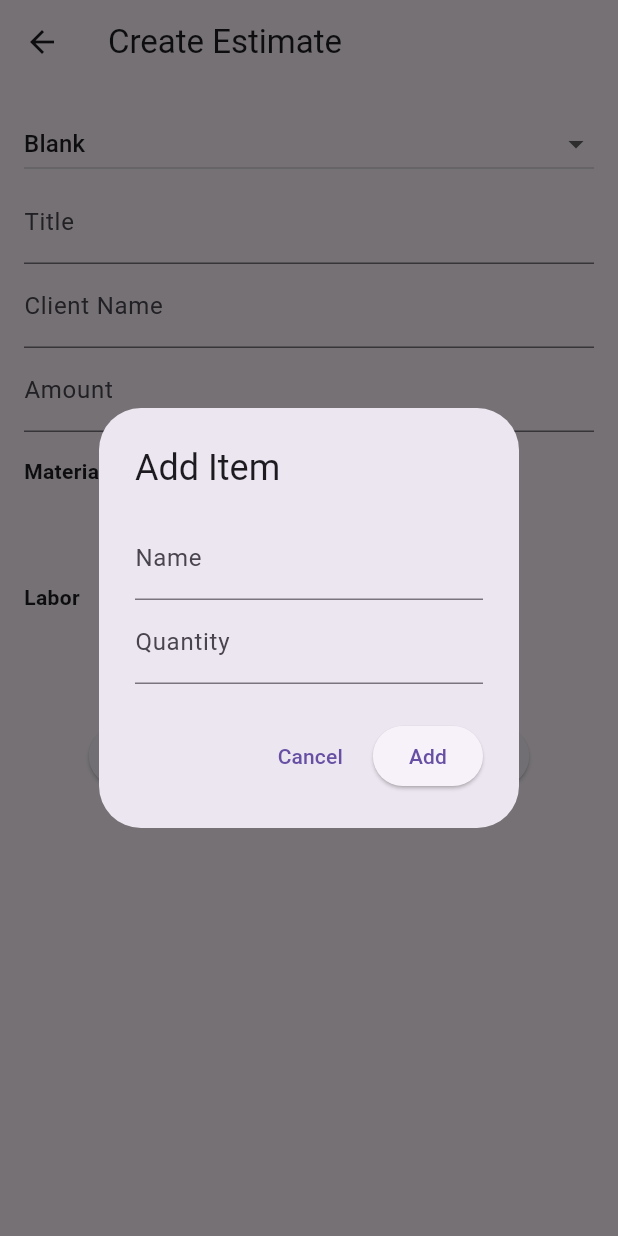
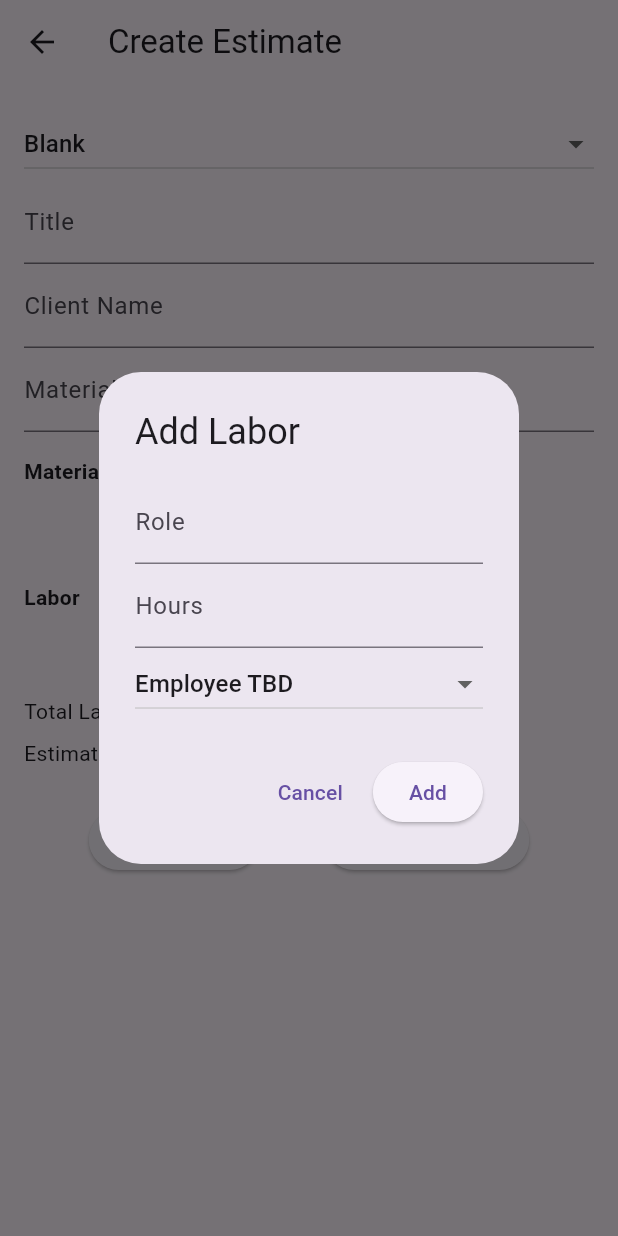
Before and after one commit to Pistote-Initative-Studio/Americas-Perfect-Home, a Flutter app: the CreateEstimatePage screen opened directly, after a tap on "Add Labor", on a phone screen of 412 x 824 dp. Run offline on Flutter 3.47's test engine with Material 3 defaults, Android fonts, the phone set to English and light mode, and no system bars.

Commit message:
Add labor cost and employee assignment to estimates

```diff
--- a/lib/create_estimate_page.dart
+++ b/lib/create_estimate_page.dart
@@ -12,9 +12,23 @@ class _CreateEstimatePageState extends State<CreateEstimatePage> {
   EstimateTemplate? selectedTemplate;
   final TextEditingController titleController = TextEditingController();
   final TextEditingController clientController = TextEditingController();
-  final TextEditingController amountController = TextEditingController();
+  final TextEditingController materialCostController = TextEditingController();
   List<MaterialItem> materials = [];
-  List<MaterialItem> labor = [];
+  List<LaborItem> labor = [];
+
+  @override
+  void initState() {
+    super.initState();
+    materialCostController.addListener(() => setState(() {}));
+  }
+
+  @override
+  void dispose() {
+    titleController.dispose();
+    clientController.dispose();
+    materialCostController.dispose();
+    super.dispose();
+  }
 
   void _selectTemplate(EstimateTemplate? template) {
     setState(() {
@@ -25,7 +39,8 @@ class _CreateEstimatePageState extends State<CreateEstimatePage> {
             .map((e) => MaterialItem(name: e.name, quantity: e.quantity))
             .toList();
         labor = template.labor
-            .map((e) => MaterialItem(name: e.name, quantity: e.quantity))
+            .map((e) =>
+                LaborItem(role: e.role, hours: e.hours, employeeId: e.employeeId))
             .toList();
       } else {
         materials = [];
@@ -34,13 +49,13 @@ class _CreateEstimatePageState extends State<CreateEstimatePage> {
     });
   }
 
-  void _addItem(List<MaterialItem> list) {
+  void _addMaterial() {
     final nameController = TextEditingController();
     final qtyController = TextEditingController();
     showDialog(
       context: context,
       builder: (_) => AlertDialog(
-        title: const Text('Add Item'),
+        title: const Text('Add Material'),
         content: Column(
           mainAxisSize: MainAxisSize.min,
           children: [
@@ -66,7 +81,7 @@ class _CreateEstimatePageState extends State<CreateEstimatePage> {
               final qty = int.tryParse(qtyController.text.trim()) ?? 0;
               if (name.isNotEmpty && qty > 0) {
                 setState(() {
-                  list.add(MaterialItem(name: name, quantity: qty));
+                  materials.add(MaterialItem(name: name, quantity: qty));
                 });
                 Navigator.pop(context);
               }
@@ -78,6 +93,79 @@ class _CreateEstimatePageState extends State<CreateEstimatePage> {
     );
   }
 
+  void _addLabor() {
+    final roleController = TextEditingController();
+    final hoursController = TextEditingController();
+    int? selectedEmployeeId;
+    showDialog(
+      context: context,
+      builder: (_) => StatefulBuilder(
+        builder: (context, setStateDialog) => AlertDialog(
+          title: const Text('Add Labor'),
+          content: Column(
+            mainAxisSize: MainAxisSize.min,
+            children: [
+              TextField(
+                controller: roleController,
+                decoration: const InputDecoration(labelText: 'Role'),
+              ),
+              TextField(
+                controller: hoursController,
+                decoration: const InputDecoration(labelText: 'Hours'),
+                keyboardType: TextInputType.number,
+              ),
+              DropdownButton<int?>(
+                value: selectedEmployeeId,
+                hint: const Text('Assign Employee (optional)'),
+                isExpanded: true,
+                items: [
+                  const DropdownMenuItem(
+                    value: null,
+                    child: Text('Employee TBD'),
+                  ),
+                  ...mockEmployees.map(
+                    (e) => DropdownMenuItem(
+                      value: e.id,
+                      child: Text(e.name),
+                    ),
+                  )
+                ],
+                onChanged: (value) {
+                  setStateDialog(() {
+                    selectedEmployeeId = value;
+                  });
+                },
+              ),
+            ],
+          ),
+          actions: [
+            TextButton(
+              onPressed: () => Navigator.pop(context),
+              child: const Text('Cancel'),
+            ),
+            ElevatedButton(
+              onPressed: () {
+                final role = roleController.text.trim();
+                final hours = double.tryParse(hoursController.text.trim()) ?? 0;
+                if (role.isNotEmpty && hours > 0) {
+                  setState(() {
+                    labor.add(LaborItem(
+                        role: role, hours: hours, employeeId: selectedEmployeeId));
+                  });
+                  Navigator.pop(context);
+                }
+              },
+              child: const Text('Add'),
+            )
+          ],
+        ),
+      ),
+    );
+  }
+
+  double get laborTotal =>
+      labor.fold(0.0, (sum, item) => sum + item.cost);
+
   void _save({required bool send}) {
     final id = mockEstimates.isEmpty
         ? 1
@@ -86,18 +174,23 @@ class _CreateEstimatePageState extends State<CreateEstimatePage> {
       id: id,
       title: titleController.text,
       clientName: clientController.text,
-      amount: double.tryParse(amountController.text) ?? 0,
+      materialsCost: double.tryParse(materialCostController.text) ?? 0,
       materials: List.from(materials),
       labor: List.from(labor),
       status: send ? 'Sent' : 'Draft',
       templateId: selectedTemplate?.id,
-    );
+    )..updateTotal();
     mockEstimates.add(estimate);
     Navigator.pop(context);
   }
 
   @override
   Widget build(BuildContext context) {
+    final laborSubtotal = laborTotal;
+    final materialsSubtotal =
+        double.tryParse(materialCostController.text) ?? 0;
+    final estimateTotal = materialsSubtotal + laborSubtotal;
+
     return Scaffold(
       appBar: AppBar(
         title: const Text('Create Estimate'),
@@ -132,8 +225,9 @@ class _CreateEstimatePageState extends State<CreateEstimatePage> {
             decoration: const InputDecoration(labelText: 'Client Name'),
           ),
           TextField(
-            controller: amountController,
-            decoration: const InputDecoration(labelText: 'Amount'),
+            controller: materialCostController,
+            decoration:
+                const InputDecoration(labelText: 'Materials Subtotal'),
             keyboardType: TextInputType.number,
           ),
           const SizedBox(height: 16),
@@ -153,16 +247,19 @@ class _CreateEstimatePageState extends State<CreateEstimatePage> {
                     ),
                   )),
           TextButton(
-            onPressed: () => _addItem(materials),
+            onPressed: _addMaterial,
             child: const Text('Add Material'),
           ),
           const SizedBox(height: 16),
           const Text('Labor', style: TextStyle(fontWeight: FontWeight.bold)),
-          ...labor
-              .asMap()
-              .entries
-              .map((e) => ListTile(
-                    title: Text('${e.value.name} x${e.value.quantity}'),
+          ...labor.asMap().entries.map(
+                (e) => ListTile(
+                  title: Text(
+                    e.value.employeeId != null
+                        ? '${e.value.role} (${e.value.employeeName}) — '
+                            '${e.value.hours}h @ ${String.fromCharCode(36)}${e.value.rate.toStringAsFixed(2)}/hr = ${String.fromCharCode(36)}${e.value.cost.toStringAsFixed(2)}'
+                        : '${e.value.role} — ${e.value.hours}h (Employee TBD)',
+                  ),
                   trailing: IconButton(
                     icon: const Icon(Icons.delete),
                     onPressed: () {
@@ -171,11 +268,16 @@ class _CreateEstimatePageState extends State<CreateEstimatePage> {
                       });
                     },
                   ),
-                  )),
+                ),
+              ),
           TextButton(
-            onPressed: () => _addItem(labor),
+            onPressed: _addLabor,
             child: const Text('Add Labor'),
           ),
+          const SizedBox(height: 8),
+          Text('Total Labor Cost: ${String.fromCharCode(36)}${laborSubtotal.toStringAsFixed(2)}'),
+          const SizedBox(height: 8),
+          Text('Estimate Total: ${String.fromCharCode(36)}${estimateTotal.toStringAsFixed(2)}'),
           const SizedBox(height: 24),
           Row(
             mainAxisAlignment: MainAxisAlignment.spaceEvenly,
--- a/lib/models.dart
+++ b/lib/models.dart
@@ -1,11 +1,12 @@
-import 'package:flutter/material.dart';
+import 'models/material_item.dart';
+import 'models/estimate.dart';
+import 'models/labor_item.dart';
+import 'models/employee.dart';
 
-class MaterialItem {
-  String name;
-  int quantity;
-
-  MaterialItem({required this.name, required this.quantity});
-}
+export 'models/material_item.dart';
+export 'models/estimate.dart';
+export 'models/labor_item.dart';
+export 'models/employee.dart';
 
 /// Represents an estimate template that can be used as a starting point
 /// when creating new estimates.
@@ -13,39 +14,13 @@ class EstimateTemplate {
   final int id;
   String name;
   List<MaterialItem> materials;
-  List<MaterialItem> labor;
+  List<LaborItem> labor;
 
   EstimateTemplate({
     required this.id,
     required this.name,
     this.materials = const [],
     this.labor = const [],
-  });
-}
-
-/// Model representing an estimate in the system. Estimates can be linked to a
-/// job once approved. Until then they remain in draft form.
-class Estimate {
-  final int id;
-  String title;
-  String clientName;
-  double amount;
-  String status; // Draft, Sent, Accepted, Rejected
-  List<MaterialItem> materials;
-  List<MaterialItem> labor;
-  int? templateId;
-  int? jobId; // populated when converted or attached to a job
-
-  Estimate({
-    required this.id,
-    required this.title,
-    required this.clientName,
-    required this.amount,
-    this.status = 'Draft',
-    this.materials = const [],
-    this.labor = const [],
-    this.templateId,
-    this.jobId,
   });
 }
 
@@ -106,34 +81,34 @@ final List<Estimate> mockEstimates = [
     id: 101,
     title: 'Original Estimate',
     clientName: 'Smith Family',
-    amount: 12000,
     status: 'Accepted',
+    materialsCost: 12000,
     materials: [MaterialItem(name: 'Wood', quantity: 20)],
     jobId: 1,
-  ),
+  )..updateTotal(),
   Estimate(
     id: 201,
     title: 'Initial Estimate',
     clientName: 'Johnson Family',
-    amount: 8000,
     status: 'Draft',
+    materialsCost: 8000,
     materials: [MaterialItem(name: 'Tiles', quantity: 100)],
     jobId: 2,
-  ),
+  )..updateTotal(),
   Estimate(
     id: 301,
     title: 'Cabinet Upgrade',
     clientName: 'Williams',
-    amount: 2000,
+    materialsCost: 2000,
     materials: [MaterialItem(name: 'Cabinet', quantity: 5)],
-  ),
+  )..updateTotal(),
   Estimate(
     id: 302,
     title: 'Lighting Addition',
     clientName: 'Williams',
-    amount: 1500,
+    materialsCost: 1500,
     materials: [MaterialItem(name: 'LED Light', quantity: 20)],
-  ),
+  )..updateTotal(),
 ];
 
 final List<Job> mockJobs = [
--- /dev/null
+++ b/lib/models/employee.dart
@@ -0,0 +1,12 @@
+class Employee {
+  final int id;
+  final String name;
+  final double hourlyRate;
+
+  Employee({required this.id, required this.name, required this.hourlyRate});
+}
+
+final List<Employee> mockEmployees = [
+  Employee(id: 1, name: 'Bob', hourlyRate: 50),
+  Employee(id: 2, name: 'Susan', hourlyRate: 65),
+];
--- /dev/null
+++ b/lib/models/estimate.dart
@@ -0,0 +1,34 @@
+import 'labor_item.dart';
+import 'material_item.dart';
+
+class Estimate {
+  final int id;
+  String title;
+  String clientName;
+  String status; // Draft, Sent, Accepted, Rejected
+  List<MaterialItem> materials;
+  List<LaborItem> labor;
+  int? templateId;
+  int? jobId; // populated when converted or attached to a job
+  double materialsCost;
+  double amount; // total cost including labor
+
+  Estimate({
+    required this.id,
+    required this.title,
+    required this.clientName,
+    this.status = 'Draft',
+    this.materials = const [],
+    this.labor = const [],
+    this.templateId,
+    this.jobId,
+    this.materialsCost = 0,
+  }) : amount = materialsCost;
+
+  double get laborCost =>
+      labor.fold(0.0, (total, item) => total + item.cost);
+
+  void updateTotal() {
+    amount = materialsCost + laborCost;
+  }
+}
--- /dev/null
+++ b/lib/models/labor_item.dart
@@ -0,0 +1,24 @@
+import 'employee.dart';
+
+class LaborItem {
+  String role;
+  double hours;
+  int? employeeId;
+
+  LaborItem({required this.role, required this.hours, this.employeeId});
+
+  Employee? get employee {
+    if (employeeId == null) return null;
+    try {
+      return mockEmployees.firstWhere((e) => e.id == employeeId);
+    } catch (_) {
+      return null;
+    }
+  }
+
+  double get rate => employee?.hourlyRate ?? 0;
+
+  double get cost => rate * hours;
+
+  String get employeeName => employee?.name ?? 'Employee TBD';
+}
--- /dev/null
+++ b/lib/models/material_item.dart
@@ -0,0 +1,6 @@
+class MaterialItem {
+  String name;
+  int quantity;
+
+  MaterialItem({required this.name, required this.quantity});
+}
```
Lines whose indentation alone changed are shown as unchanged.
